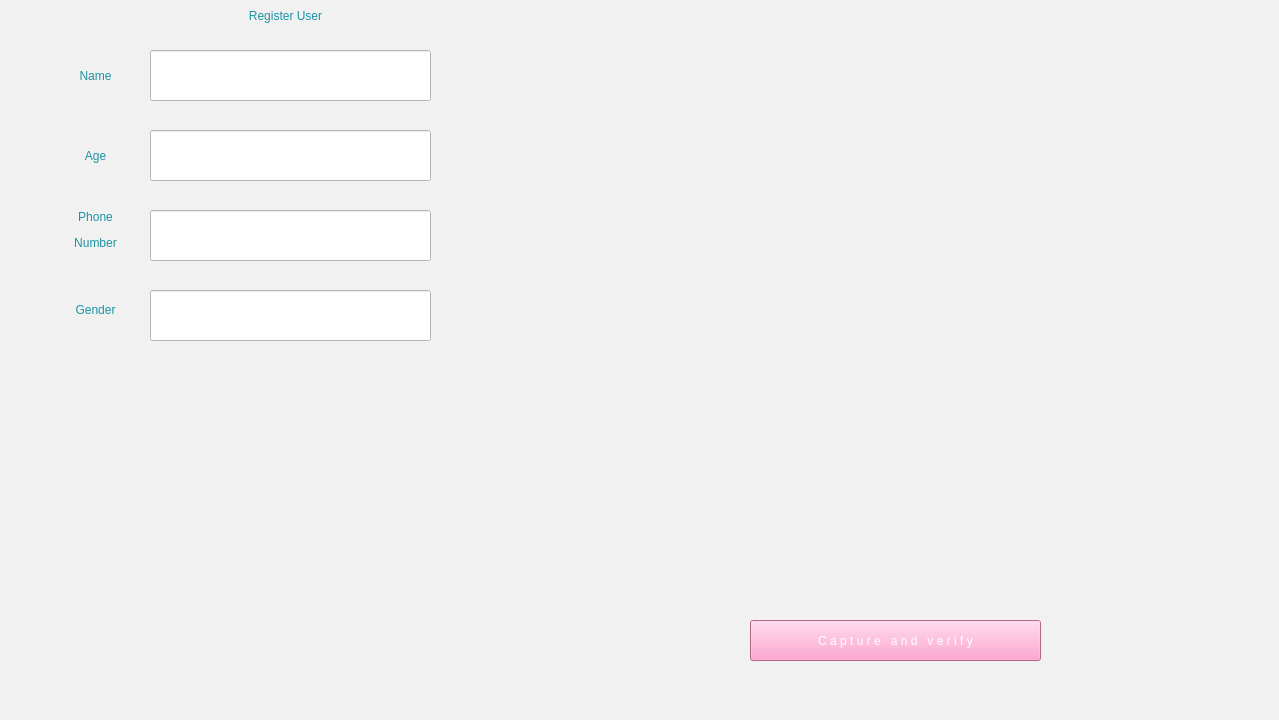
This is UI/login.ui in TheAeonianDuke/DBMS-Project as Qt 5 draws it before an edit. The edited form follows.
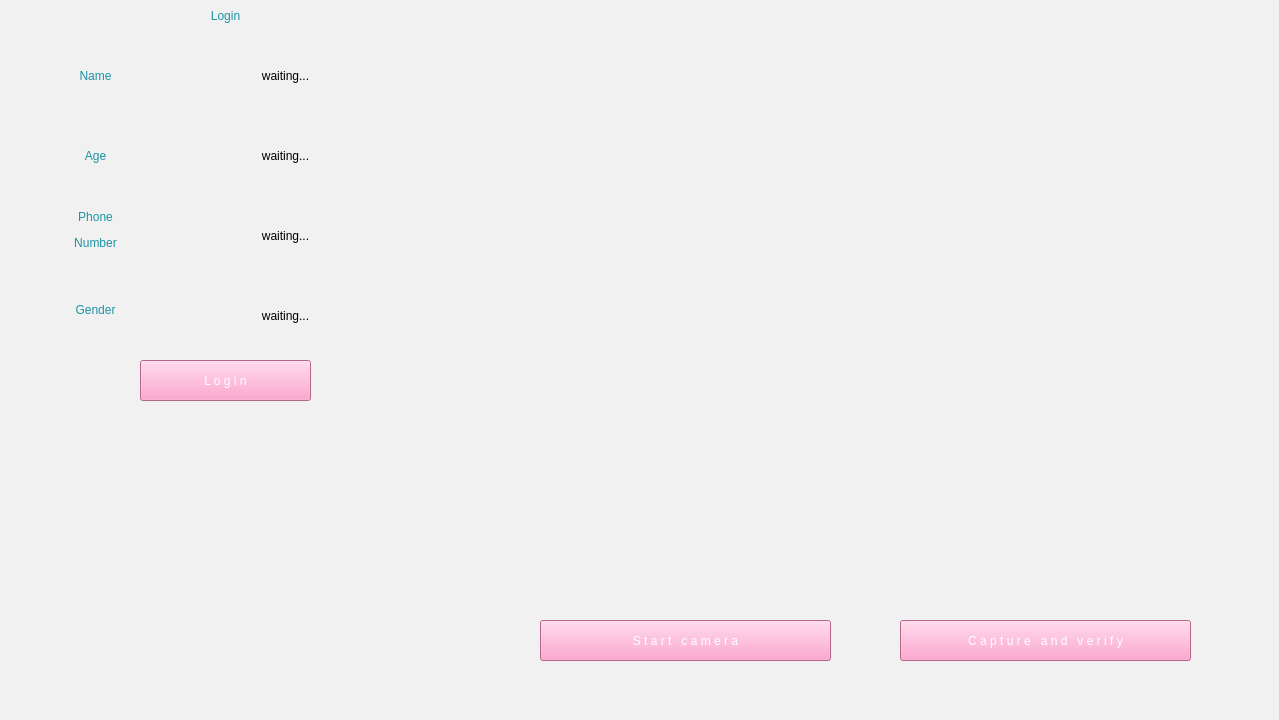
This is the edited form. Icons and pictures are not drawn.

Commit message: Added Login Feature

Patch:
```diff
--- a/UI/login.ui
+++ b/UI/login.ui
@@ -21,7 +21,7 @@
     <property name="geometry">
      <rect>
       <x>-40</x>
-      <y>310</y>
+      <y>330</y>
       <width>611</width>
       <height>371</height>
      </rect>
@@ -36,24 +36,10 @@
      <bool>true</bool>
     </property>
    </widget>
-   <widget class="QLineEdit" name="nameinput">
-    <property name="geometry">
-     <rect>
-      <x>150</x>
-      <y>50</y>
-      <width>281</width>
-      <height>51</height>
-     </rect>
-    </property>
-    <property name="styleSheet">
-     <string notr="true">background-color: rgb(255, 255, 255);
-font: 13pt &quot;Montserrat&quot;;</string>
-    </property>
-   </widget>
    <widget class="QLabel" name="label_2">
     <property name="geometry">
      <rect>
-      <x>160</x>
+      <x>100</x>
       <y>0</y>
       <width>251</width>
       <height>31</height>
@@ -64,7 +50,7 @@
 color: rgb(27, 147, 164);</string>
     </property>
     <property name="text">
-     <string>Register User</string>
+     <string>Login</string>
     </property>
     <property name="alignment">
      <set>Qt::AlignCenter</set>
@@ -90,34 +76,6 @@
      <set>Qt::AlignCenter</set>
     </property>
    </widget>
-   <widget class="QLineEdit" name="genderinput">
-    <property name="geometry">
-     <rect>
-      <x>150</x>
-      <y>290</y>
-      <width>281</width>
-      <height>51</height>
-     </rect>
-    </property>
-    <property name="styleSheet">
-     <string notr="true">background-color: rgb(255, 255, 255);
-font: 13pt &quot;Montserrat&quot;;</string>
-    </property>
-   </widget>
-   <widget class="QLineEdit" name="ageinput">
-    <property name="geometry">
-     <rect>
-      <x>150</x>
-      <y>130</y>
-      <width>281</width>
-      <height>51</height>
-     </rect>
-    </property>
-    <property name="styleSheet">
-     <string notr="true">background-color: rgb(255, 255, 255);
-font: 13pt &quot;Montserrat&quot;;</string>
-    </property>
-   </widget>
    <widget class="QLabel" name="label_3">
     <property name="geometry">
      <rect>
@@ -158,20 +116,6 @@
      <set>Qt::AlignCenter</set>
     </property>
    </widget>
-   <widget class="QLineEdit" name="phoneinput">
-    <property name="geometry">
-     <rect>
-      <x>150</x>
-      <y>210</y>
-      <width>281</width>
-      <height>51</height>
-     </rect>
-    </property>
-    <property name="styleSheet">
-     <string notr="true">background-color: rgb(255, 255, 255);
-font: 13pt &quot;Montserrat&quot;;</string>
-    </property>
-   </widget>
    <widget class="QLabel" name="label_5">
     <property name="geometry">
      <rect>
@@ -211,7 +155,103 @@
    <widget class="QPushButton" name="control_bt">
     <property name="geometry">
      <rect>
-      <x>750</x>
+      <x>540</x>
+      <y>620</y>
+      <width>291</width>
+      <height>41</height>
+     </rect>
+    </property>
+    <property name="styleSheet">
+     <string notr="true">font: 12pt &quot;Lemon/Milk&quot;;color: rgb(255, 255, 255);background-color: rgb(253, 142, 192);</string>
+    </property>
+    <property name="text">
+     <string>S t a r t   c a m e r a</string>
+    </property>
+   </widget>
+   <widget class="QLabel" name="namelabel">
+    <property name="geometry">
+     <rect>
+      <x>140</x>
+      <y>60</y>
+      <width>291</width>
+      <height>31</height>
+     </rect>
+    </property>
+    <property name="styleSheet">
+     <string notr="true">font: 18pt &quot;Lemon/Milk&quot;;
+color: rgb(0, 0, 0);</string>
+    </property>
+    <property name="text">
+     <string>waiting...</string>
+    </property>
+    <property name="alignment">
+     <set>Qt::AlignCenter</set>
+    </property>
+   </widget>
+   <widget class="QLabel" name="agelabel">
+    <property name="geometry">
+     <rect>
+      <x>140</x>
+      <y>140</y>
+      <width>291</width>
+      <height>31</height>
+     </rect>
+    </property>
+    <property name="styleSheet">
+     <string notr="true">font: 18pt &quot;Lemon/Milk&quot;;
+color: rgb(0, 0, 0);</string>
+    </property>
+    <property name="text">
+     <string>waiting...</string>
+    </property>
+    <property name="alignment">
+     <set>Qt::AlignCenter</set>
+    </property>
+   </widget>
+   <widget class="QLabel" name="phonelabel">
+    <property name="geometry">
+     <rect>
+      <x>140</x>
+      <y>220</y>
+      <width>291</width>
+      <height>31</height>
+     </rect>
+    </property>
+    <property name="styleSheet">
+     <string notr="true">font: 18pt &quot;Lemon/Milk&quot;;
+color: rgb(0, 0, 0);</string>
+    </property>
+    <property name="text">
+     <string>waiting...</string>
+    </property>
+    <property name="alignment">
+     <set>Qt::AlignCenter</set>
+    </property>
+   </widget>
+   <widget class="QLabel" name="genderlabel">
+    <property name="geometry">
+     <rect>
+      <x>140</x>
+      <y>300</y>
+      <width>291</width>
+      <height>31</height>
+     </rect>
+    </property>
+    <property name="styleSheet">
+     <string notr="true">font: 18pt &quot;Lemon/Milk&quot;;
+color: rgb(0, 0, 0);</string>
+    </property>
+    <property name="text">
+     <string>waiting...</string>
+    </property>
+    <property name="alignment">
+     <set>Qt::AlignCenter</set>
+    </property>
+   </widget>
+   <widget class="QPushButton" name="verify_btn">
+    <property name="geometry">
+     <rect>
+      <x>900</x>
       <y>620</y>
       <width>291</width>
       <height>41</height>
@@ -224,6 +264,22 @@
      <string>C a p t u r e   a n d   v e r i f y</string>
     </property>
    </widget>
+   <widget class="QPushButton" name="login_btn">
+    <property name="geometry">
+     <rect>
+      <x>140</x>
+      <y>360</y>
+      <width>171</width>
+      <height>41</height>
+     </rect>
+    </property>
+    <property name="styleSheet">
+     <string notr="true">font: 12pt &quot;Lemon/Milk&quot;;color: rgb(255, 255, 255);background-color: rgb(253, 142, 192);</string>
+    </property>
+    <property name="text">
+     <string>L o g i n</string>
+    </property>
+   </widget>
   </widget>
   <widget class="QMenuBar" name="menubar">
    <property name="geometry">
```
The commit also changes 31 other files.
